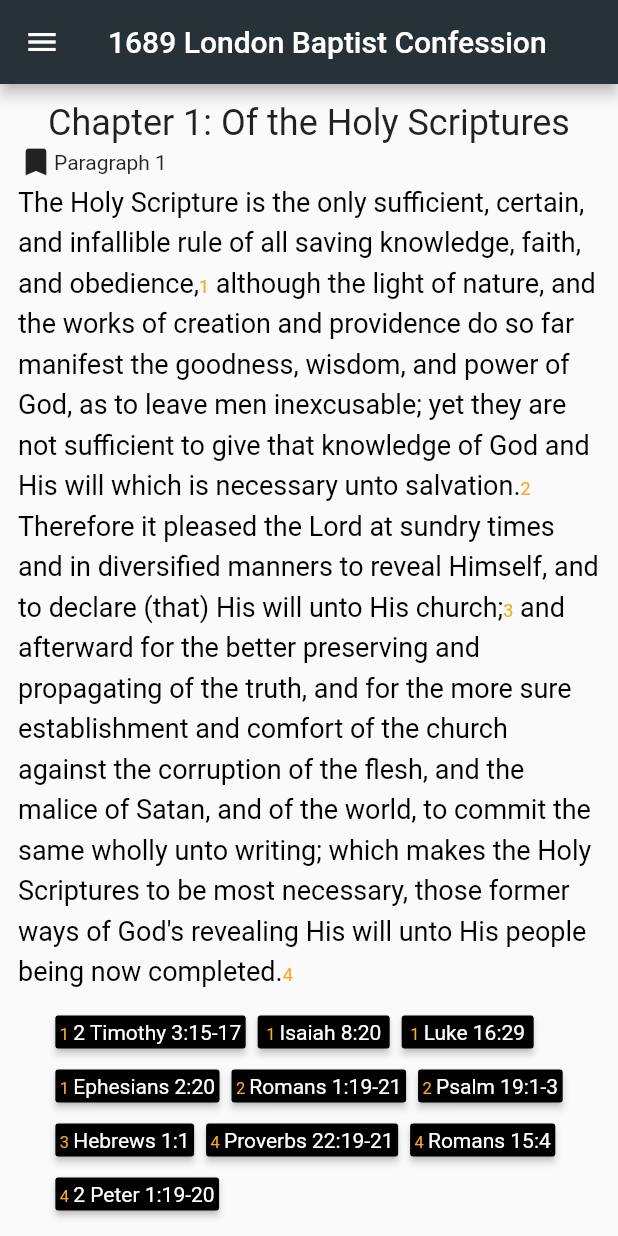
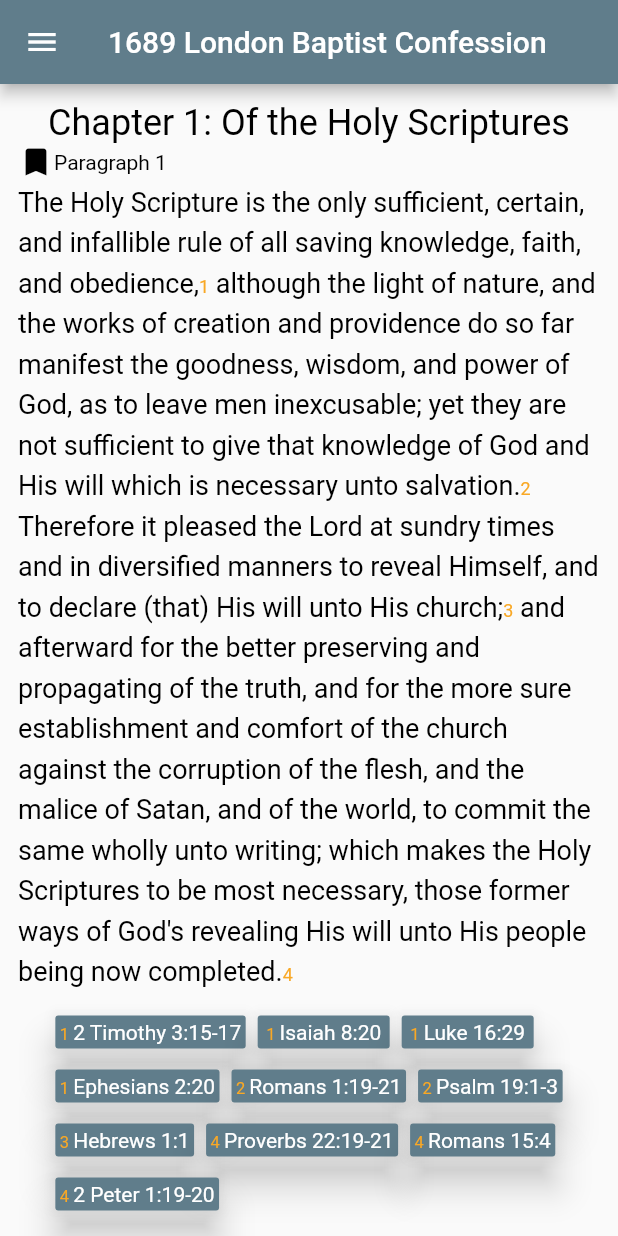
Before and after one commit to benhcleve/1689ConfessionFlutter, a Flutter app: the Chapter1 screen opened directly, on a phone screen of 412 x 824 dp. Run offline on Flutter 3.47's test engine with Material 2 defaults, Android fonts, the phone set to English and light mode, and no system bars.

Commit message:
Completed Dark Mode settings and Theme colors

```diff
--- a/lib/Components/page_layout.dart
+++ b/lib/Components/page_layout.dart
@@ -1,3 +1,5 @@
+import 'package:confession_app/Components/theme_model.dart';
+import 'package:confession_app/Data/settings.dart';
 import 'package:confession_app/Screens/chapter_1.dart';
 import 'package:confession_app/Screens/settings_screen.dart';
 import 'package:flutter/material.dart';
@@ -11,7 +13,12 @@ class Layout {
     color: Colors.yellow[800],
   );
 
-  static TextStyle plainTextBody = new TextStyle(fontSize: 18, height: 1.5, color: Colors.black);
+  static TextStyle plainTextBody() {
+    if (Settings.isDarkMode == true)
+      return TextStyle(fontSize: 18, height: 1.5, color: Colors.white);
+    else
+      return TextStyle(fontSize: 18, height: 1.5, color: Colors.black);
+  }
 
   static AppBar defaultAppBar() {
     return AppBar(title: Text("1689 London Baptist Confession"));
@@ -84,14 +91,14 @@ class Layout {
       //IF A refNumber IS INCLUDED
       return TextSpan(
         children: [
-          TextSpan(text: sectionText, style: plainTextBody),
+          TextSpan(text: sectionText, style: plainTextBody()),
           TextSpan(text: '$refNumber', style: verseRefBody),
         ],
       );
     } else //IF A refNumber IS NOT INCLUDED
       return TextSpan(
         children: [
-          TextSpan(text: sectionText, style: plainTextBody),
+          TextSpan(text: sectionText, style: plainTextBody()),
         ],
       );
   }
--- /dev/null
+++ b/lib/Components/theme.dart
@@ -0,0 +1,34 @@
+import 'package:flutter/material.dart';
+
+class AppTheme {
+  static ThemeData darkTheme = ThemeData.dark().copyWith(
+    primaryColor: Colors.blueGrey,
+    accentColor: Colors.blueGrey,
+    scaffoldBackgroundColor: Colors.black,
+    textTheme: TextTheme(
+      bodyText1: TextStyle(color: Colors.white),
+      bodyText2: TextStyle(color: Colors.white),
+      headline6: TextStyle(color: Colors.white),
+      subtitle2: TextStyle(color: Colors.white),
+      subtitle1: TextStyle(color: Colors.white),
+    ),
+    iconTheme: IconThemeData(color: Colors.white),
+    appBarTheme: AppBarTheme(color: Colors.blueGrey[800]),
+  );
+
+  static ThemeData lightTheme = ThemeData.light().copyWith(
+    primaryColor: Colors.black,
+    accentColor: Colors.blueGrey,
+    textTheme: TextTheme(
+      bodyText1: TextStyle(color: Colors.black),
+      bodyText2: TextStyle(color: Colors.black),
+      headline6: TextStyle(color: Colors.black),
+      subtitle2: TextStyle(color: Colors.black),
+      subtitle1: TextStyle(color: Colors.black),
+    ),
+    iconTheme: IconThemeData(color: Colors.black),
+    appBarTheme: AppBarTheme(
+      color: Colors.blueGrey,
+    ),
+  );
+}
--- /dev/null
+++ b/lib/Components/theme_model.dart
@@ -0,0 +1,22 @@
+import 'package:flutter/material.dart';
+import 'package:confession_app/Components/theme.dart';
+
+enum ThemeType { Light, Dark }
+
+class ThemeModel extends ChangeNotifier {
+  ThemeData currentTheme = AppTheme.lightTheme;
+  ThemeType _themeType = ThemeType.Light;
+
+  toggleTheme() {
+    if (_themeType == ThemeType.Light) {
+      currentTheme = AppTheme.darkTheme;
+      _themeType = ThemeType.Dark;
+      return notifyListeners();
+    }
+    if (_themeType == ThemeType.Dark) {
+      currentTheme = AppTheme.lightTheme;
+      _themeType = ThemeType.Light;
+      return notifyListeners();
+    }
+  }
+}
--- a/lib/Screens/chapter_1.dart
+++ b/lib/Screens/chapter_1.dart
@@ -6,9 +6,6 @@ import 'package:flutter/material.dart';
 class Chapter1 extends StatelessWidget {
   @override
   Widget build(BuildContext context) {
-    TextStyle verseRefBody = new TextStyle(color: Colors.yellow, fontSize: 9, height: 1.5);
-    TextStyle plainTextBody = new TextStyle(fontSize: 18, height: 1.5);
-
     Key par1 = UniqueKey();
     Key par2 = UniqueKey();
 
--- a/lib/main.dart
+++ b/lib/main.dart
@@ -1,8 +1,10 @@
+import 'package:confession_app/Components/theme_model.dart';
 import 'package:confession_app/Data/settings.dart';
 import 'package:flutter/material.dart';
 import 'package:confession_app/Screens/home_screen.dart';
+import 'package:provider/provider.dart';
 
-void main() => runApp(MyApp());
+void main() => runApp(ChangeNotifierProvider<ThemeModel>(builder: (BuildContext context) => ThemeModel(), child: MyApp()));
 
 class MyApp extends StatefulWidget {
   @override
@@ -13,7 +15,7 @@ class _MyAppState extends State<MyApp> {
   @override
   Widget build(BuildContext context) {
     return MaterialApp(
-      theme: ThemeData(brightness: Brightness.light, primaryColor: Colors.blueGrey[900]),
+      theme: Provider.of<ThemeModel>(context).currentTheme,
       home: HomeScreen(),
     );
   }
--- a/pubspec.yaml
+++ b/pubspec.yaml
@@ -31,6 +31,7 @@ dependencies:
   # Use with the CupertinoIcons class for iOS style icons.
   cupertino_icons: ^0.1.3
   http: ^0.12.2
+  provider: ^3.1.0+1
 
 dev_dependencies:
   flutter_test:
```
Also changed, not shown: lib/Components/bible_verse_button.dart (+9 -1 lines), lib/Screens/settings_screen.dart (+3 -5 lines), pubspec.lock.
